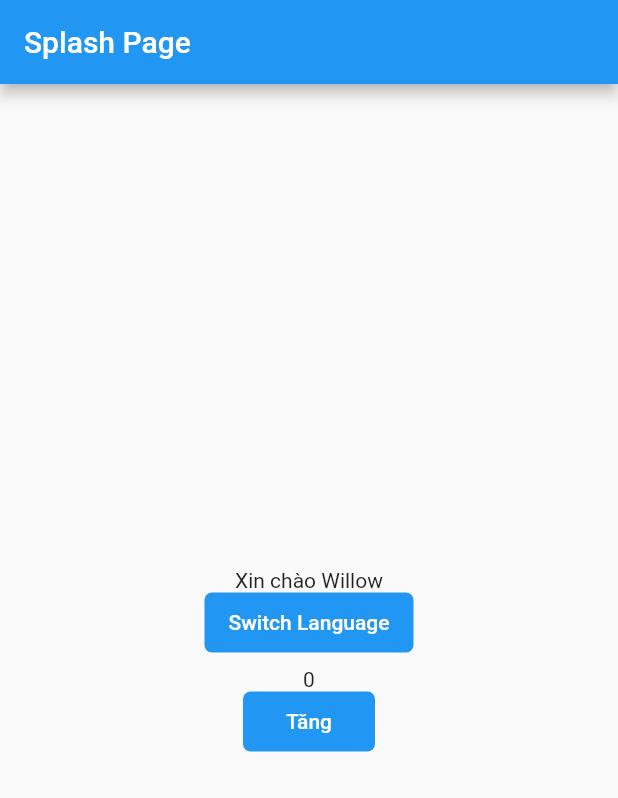
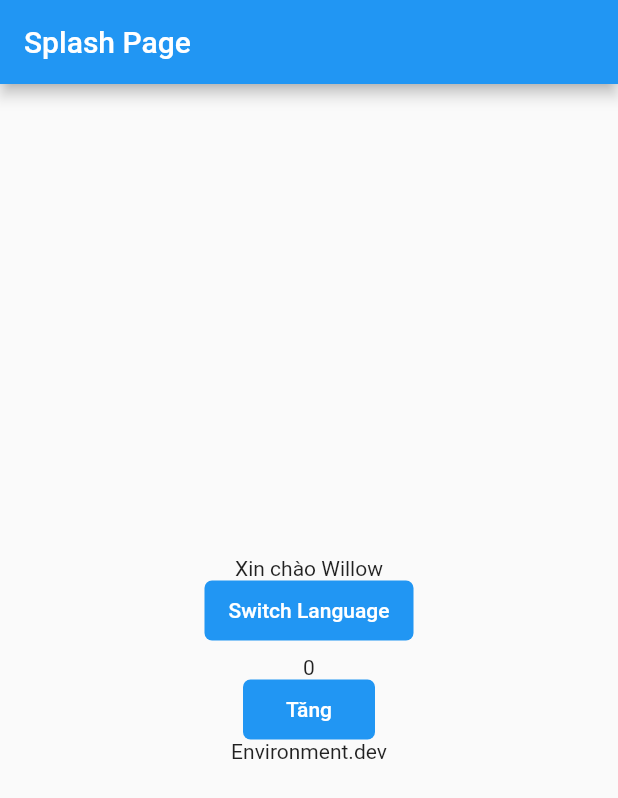
Before and after one commit to WillowWisp/flutter_getx_template, a Flutter app: the screen it shows after launch, after a tap on "Switch Language", on a phone screen of 412 x 824 dp. Shown: the top 798 px of the screen. Run offline on Flutter 3.47's test engine with Material 2 defaults, Android fonts, the phone set to English and light mode, and no system bars; our stand-ins replace cached_network_image, device_preview, dio, easy_localization, flutter_spinkit, get and 3 more; generated files the repository leaves out were written again.

```diff
--- a/lib/data/services/localization/localization_service_impl.dart
+++ b/lib/data/services/localization/localization_service_impl.dart
@@ -4,15 +4,14 @@ import 'package:flutter_getx_template/data/services/localization/localization_se
 import 'package:get/get.dart';
 
 const Map<SupportedLanguage, Locale> _languageWithLocalMap = {
-  SupportedLanguage.en: Locale('en', 'US'),
-  SupportedLanguage.vi: Locale('vi', 'VN'),
+  SupportedLanguage.en: Locale('en'),
+  SupportedLanguage.vi: Locale('vi'),
 };
 
 class LocalizationServiceImpl implements LocalizationService {
   @override
   void switchLanguage(SupportedLanguage language) {
-    final Locale foundLocale =
-        _languageWithLocalMap[language] ?? Locale('en', 'US');
+    final Locale foundLocale = _languageWithLocalMap[language] ?? Locale('en');
 
     final context = Get.context;
 
--- a/lib/modules/pages/splash_page/splash_page.dart
+++ b/lib/modules/pages/splash_page/splash_page.dart
@@ -1,5 +1,6 @@
 import 'package:easy_localization/easy_localization.dart';
 import 'package:flutter/material.dart';
+import 'package:flutter_getx_template/common/config/environment.dart';
 import 'package:flutter_getx_template/common/translations/locale_keys.g.dart';
 import 'package:flutter_getx_template/common/widgets/app_button.dart';
 import 'package:flutter_getx_template/modules/app_getview/app_getview.dart';
@@ -55,6 +56,10 @@ class SplashPage extends AppGetView<SplashPageController> {
                 tr(LocaleKeys.btn_increase),
               ),
             ),
+            // Environment
+            Text(
+              EnvironmentUtil.getEnvironment().toString(),
+            ),
           ],
         ),
       ),
```
Also changed, not shown: 11 other files.
